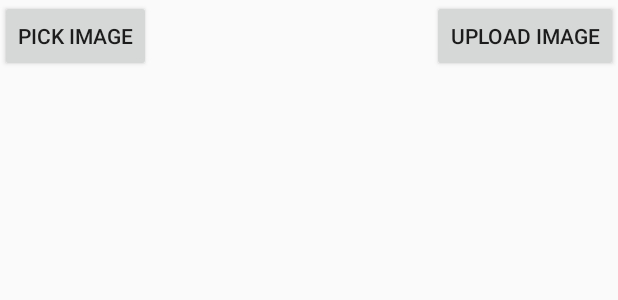
After one commit to veena14cs/FirebaseApp, an Android app: the layout upload_layout.xml on its own in the app's theme, with its tools: preview values and no code run, on a phone screen of 412 x 824 dp. The commit adds this screen. Shown: the top 300 px of the screen. Run offline under Robolectric (Android 15) with nearby library versions, the phone set to English and light mode, and no system bars.

Commit message:
uploading image on firebase

```diff
--- a/FirebaseApplication/app/build.gradle
+++ b/FirebaseApplication/app/build.gradle
@@ -25,6 +25,8 @@ dependencies {
     implementation 'com.google.firebase:firebase-database:11.0.4'
     compile 'com.google.firebase:firebase-storage:11.0.4'
     compile 'com.google.firebase:firebase-auth:11.0.4'
+    compile 'com.theartofdev.edmodo:android-image-cropper:2.4.+'
+
     testImplementation 'junit:junit:4.12'
     androidTestImplementation 'com.android.support.test:runner:1.0.1'
     androidTestImplementation 'com.android.support.test.espresso:espresso-core:3.0.1'
--- a/FirebaseApplication/app/src/main/AndroidManifest.xml
+++ b/FirebaseApplication/app/src/main/AndroidManifest.xml
@@ -16,6 +16,12 @@
                 <category android:name="android.intent.category.LAUNCHER" />
             </intent-filter>
         </activity>
+
+        <activity android:name=".Upload_RetriveImage_Activity"/>
+
+        <activity android:name="com.theartofdev.edmodo.cropper.CropImageActivity"
+            android:theme="@style/Base.Theme.AppCompat"/> <!-- optional (needed if default theme has no action bar) -->
+
     </application>
 
 </manifest>
--- a/FirebaseApplication/app/src/main/res/layout/activity_main.xml
+++ b/FirebaseApplication/app/src/main/res/layout/activity_main.xml
@@ -38,5 +38,10 @@
         android:layout_height="wrap_content"
         android:text="Update"
         android:id="@+id/updateBtn"/>
+    <Button
+        android:layout_width="wrap_content"
+        android:layout_height="wrap_content"
+        android:text="Upload Image"
+        android:id="@+id/updloadImage"/>
 
 </LinearLayout>
--- /dev/null
+++ b/FirebaseApplication/app/src/main/res/layout/upload_layout.xml
@@ -0,0 +1,25 @@
+<?xml version="1.0" encoding="utf-8"?>
+<RelativeLayout
+    xmlns:android="http://schemas.android.com/apk/res/android" android:layout_width="match_parent"
+    android:layout_height="match_parent">
+
+    <Button
+        android:layout_width="wrap_content"
+        android:layout_height="wrap_content"
+        android:id="@+id/addImage"
+        android:text="Pick Image"/>
+
+    <Button
+        android:layout_width="wrap_content"
+        android:layout_height="wrap_content"
+        android:id="@+id/uploadImage"
+        android:layout_alignParentRight="true"
+        android:text="Upload Image"/>
+
+    <ImageView
+        android:layout_width="match_parent"
+        android:layout_height="wrap_content"
+        android:layout_below="@+id/addImage"
+        android:layout_margin="10dp"
+        android:id="@+id/image"/>
+</RelativeLayout>
```
Also changed, not shown: FirebaseApplication/app/src/main/java/com/example/firebase/ImageResizer.java (added, +128 -0 lines), FirebaseApplication/app/src/main/java/com/example/firebase/MainActivity.java (+11 -1 lines), FirebaseApplication/app/src/main/java/com/example/firebase/Upload_RetriveImage_Activity.java (added, +159 -0 lines).
